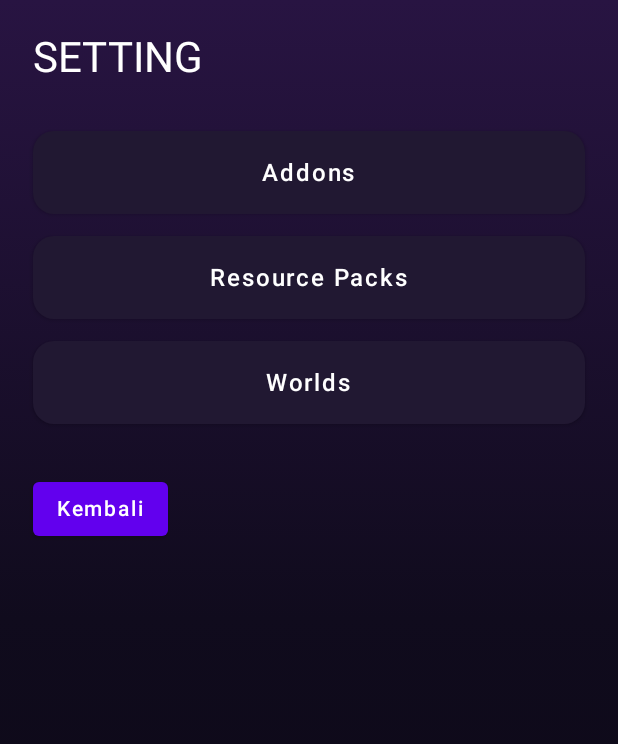
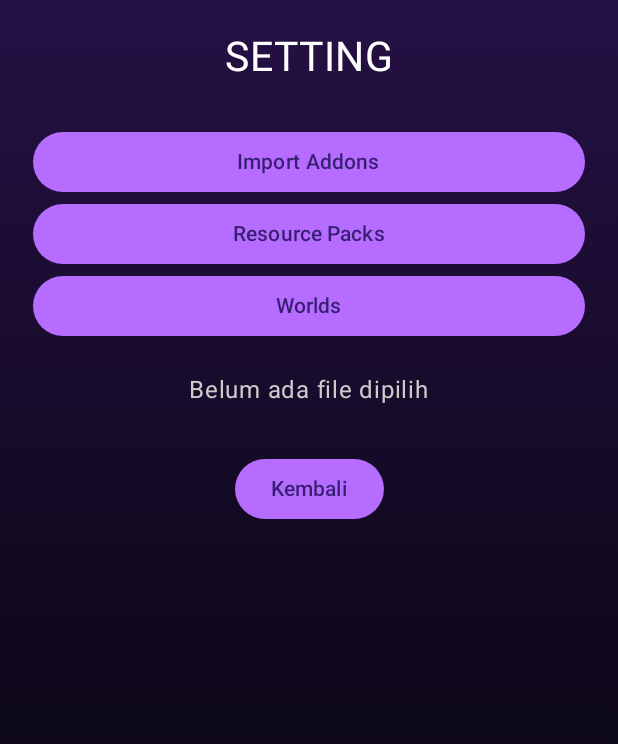
Before and after one commit to akbargggaming76-afk/Flarial-V2., an Android app built with Jetpack Compose: the screen it shows after launch (MainActivity), after a tap on "Setting", on a phone screen of 412 x 824 dp. Shown: the top 744 px of the screen. Run offline under Robolectric (Android 15) with nearby library versions, the phone set to English and light mode, and no system bars.

Commit message:
Update MainActivity.kt

```diff
--- a/app/src/main/java/com/flarial/v2/MainActivity.kt
+++ b/app/src/main/java/com/flarial/v2/MainActivity.kt
@@ -1,20 +1,18 @@
 
 package com.flarial.v2
 
-import android.app.Activity
 import android.content.Intent
+import android.content.pm.PackageManager
 import android.net.Uri
 import android.os.Bundle
-import android.widget.Toast
 import androidx.activity.ComponentActivity
 import androidx.activity.compose.setContent
 import androidx.activity.compose.rememberLauncherForActivityResult
 import androidx.activity.result.contract.ActivityResultContracts
 import androidx.compose.foundation.background
-import androidx.compose.foundation.clickable
 import androidx.compose.foundation.layout.*
 import androidx.compose.foundation.shape.RoundedCornerShape
-import androidx.compose.material.*
+import androidx.compose.material3.*
 import androidx.compose.runtime.*
 import androidx.compose.ui.Alignment
 import androidx.compose.ui.Modifier
@@ -30,116 +28,78 @@ class MainActivity : ComponentActivity() {
 
         setContent {
             FlarialApp(
-                onPlay = { launchMinecraft() }
+                onPlay = { openMinecraft() }
             )
         }
     }
 
-    private fun launchMinecraft() {
-        val intent = packageManager.getLaunchIntentForPackage(
-            "com.mojang.minecraftpe"
-        )
+    private fun openMinecraft() {
+        val packageName = "com.mojang.minecraftpe"
 
-        if (intent != null) {
-            startActivity(intent)
+        val launchIntent =
+            packageManager.getLaunchIntentForPackage(packageName)
+
+        if (launchIntent != null) {
+            startActivity(launchIntent)
         } else {
-            Toast.makeText(
+            android.widget.Toast.makeText(
                 this,
                 "Minecraft tidak ditemukan!",
-                Toast.LENGTH_LONG
+                android.widget.Toast.LENGTH_SHORT
             ).show()
         }
     }
 }
-
-private val Purple = Color(0xFF9B5CFF)
-private val Dark = Color(0xFF100B1D)
-private val CardColor = Color(0xFF211832)
 
 @Composable
 fun FlarialApp(onPlay: () -> Unit) {
 
     var page by remember { mutableStateOf("home") }
 
-    val context = androidx.compose.ui.platform.LocalContext.current
+    val background = Brush.verticalGradient(
+        colors = listOf(
+            Color(0xFF251044),
+            Color(0xFF10091E),
+            Color(0xFF080610)
+        )
+    )
 
-    var importType by remember { mutableStateOf("addon") }
-
-    val filePicker = rememberLauncherForActivityResult(
-        contract = ActivityResultContracts.OpenDocument()
-    ) { uri: Uri? ->
-        if (uri != null) {
-            val mimeIntent = Intent(Intent.ACTION_VIEW).apply {
-                setDataAndType(uri, "*/*")
-                addFlags(Intent.FLAG_GRANT_READ_URI_PERMISSION)
-            }
-
-            try {
-                context.startActivity(mimeIntent)
-            } catch (e: Exception) {
-                Toast.makeText(
-                    context,
-                    "Tidak dapat membuka file ini",
-                    Toast.LENGTH_LONG
-                ).show()
-            }
-        }
-    }
-
+    MaterialTheme(
+        colorScheme = darkColorScheme(
+            primary = Color(0xFFB56CFF),
+            secondary = Color(0xFF9B55E8),
+            background = Color(0xFF10091E)
+        )
+    ) {
         Box(
             modifier = Modifier
                 .fillMaxSize()
-            .background(
-                Brush.verticalGradient(
-                    listOf(
-                        Color(0xFF281442),
-                        Dark,
-                        Color(0xFF080610)
-                    )
-                )
-            )
+                .background(background)
                 .padding(22.dp)
         ) {
-
             when (page) {
-
                 "home" -> {
                     Column(
                         modifier = Modifier.fillMaxSize(),
                         horizontalAlignment = Alignment.CenterHorizontally,
                         verticalArrangement = Arrangement.Center
                     ) {
-
                         Text(
                             "FLARIAL V2",
                             color = Color.White,
-                        fontSize = 34.sp
+                            fontSize = 30.sp
                         )
 
-                    Spacer(Modifier.height(12.dp))
-
-                    Text(
-                        "Minecraft Bedrock Companion",
-                        color = Purple
-                    )
-
-                    Spacer(Modifier.height(55.dp))
+                        Spacer(Modifier.height(50.dp))
 
                         Button(
                             onClick = onPlay,
                             modifier = Modifier
                                 .fillMaxWidth()
-                            .height(58.dp),
-                        colors = ButtonDefaults.buttonColors(
-                            backgroundColor = Purple
-                        ),
+                                .height(65.dp),
                             shape = RoundedCornerShape(18.dp)
                         ) {
-                        Text(
-                            "PLAY",
-                            color = Color.White,
-                            fontSize = 20.sp
-                        )
+                            Text("PLAY", fontSize = 22.sp)
                         }
 
                         Spacer(Modifier.height(12.dp))
@@ -149,76 +109,25 @@ fun FlarialApp(onPlay: () -> Unit) {
                             color = Color.LightGray
                         )
 
-                    Spacer(Modifier.height(65.dp))
+                        Spacer(Modifier.height(60.dp))
 
                         Row(
-                        modifier = Modifier.fillMaxWidth(),
-                        horizontalArrangement = Arrangement.SpaceEvenly
+                            horizontalArrangement = Arrangement.spacedBy(12.dp)
                         ) {
-                        Button(
-                            onClick = { page = "settings" },
-                            colors = ButtonDefaults.buttonColors(
-                                backgroundColor = CardColor
-                            )
-                        ) {
-                            Text("Setting", color = Color.White)
+                            Button(onClick = { page = "settings" }) {
+                                Text("Setting")
                             }
 
-                        Button(
-                            onClick = { page = "about" },
-                            colors = ButtonDefaults.buttonColors(
-                                backgroundColor = CardColor
-                            )
-                        ) {
-                            Text("Tentang", color = Color.White)
+                            Button(onClick = { page = "about" }) {
+                                Text("Tentang")
                             }
                         }
                     }
                 }
 
-            "settings" -> {
-                Column(
-                    modifier = Modifier.fillMaxSize()
-                ) {
-
-                    Text(
-                        "SETTING",
-                        color = Color.White,
-                        fontSize = 28.sp
+                "settings" -> SettingsPage(
+                    onBack = { page = "home" }
                 )
-
-                    Spacer(Modifier.height(25.dp))
-
-                    ImportButton("Addons") {
-                        importType = "addon"
-                        filePicker.launch(
-                            arrayOf("*/*")
-                        )
-                    }
-
-                    ImportButton("Resource Packs") {
-                        importType = "resource"
-                        filePicker.launch(
-                            arrayOf("*/*")
-                        )
-                    }
-
-                    ImportButton("Worlds") {
-                        importType = "world"
-                        filePicker.launch(
-                            arrayOf("*/*")
-                        )
-                    }
-
-                    Spacer(Modifier.height(25.dp))
-
-                    Button(
-                        onClick = { page = "home" }
-                    ) {
-                        Text("Kembali")
-                    }
-                }
-            }
 
                 "about" -> {
                     Column(
@@ -226,34 +135,24 @@ fun FlarialApp(onPlay: () -> Unit) {
                         horizontalAlignment = Alignment.CenterHorizontally,
                         verticalArrangement = Arrangement.Center
                     ) {
+                        Text(
+                            "Tentang FLARIAL V2",
+                            color = Color.White,
+                            fontSize = 24.sp
+                        )
+
+                        Spacer(Modifier.height(15.dp))
 
                         Text(
-                        "TENTANG FLARIAL V2",
-                        color = Color.White,
-                        fontSize = 25.sp
-                    )
-
-                    Spacer(Modifier.height(20.dp))
-
-                    Text(
-                        "FLARIAL V2 v0.1",
-                        color = Purple,
-                        fontSize = 19.sp
-                    )
-
-                    Spacer(Modifier.height(12.dp))
-
-                    Text(
-                        "Minecraft Bedrock Companion App",
+                            "Minecraft Bedrock Companion",
                             color = Color.LightGray
                         )
 
-                    Spacer(Modifier.height(35.dp))
+                        Spacer(Modifier.height(30.dp))
 
-                    Button(
-                        onClick = { page = "home" }
-                    ) {
+                        Button(onClick = { page = "home" }) {
                             Text("Kembali")
+                        }
                     }
                 }
             }
@@ -262,25 +161,81 @@ fun FlarialApp(onPlay: () -> Unit) {
 }
 
 @Composable
-fun ImportButton(
-    title: String,
-    onClick: () -> Unit
-) {
-    Button(
-        onClick = onClick,
-        modifier = Modifier
-            .fillMaxWidth()
-            .padding(vertical = 7.dp)
-            .height(55.dp),
-        colors = ButtonDefaults.buttonColors(
-            backgroundColor = CardColor
-        ),
-        shape = RoundedCornerShape(14.dp)
+fun SettingsPage(onBack: () -> Unit) {
+
+    var selectedFiles by remember {
+        mutableStateOf("Belum ada file dipilih")
+    }
+
+    val filePicker =
+        rememberLauncherForActivityResult(
+            contract = ActivityResultContracts.OpenDocument()
+        ) { uri: Uri? ->
+            if (uri != null) {
+                selectedFiles = uri.lastPathSegment ?: "File dipilih"
+            }
+        }
+
+    Column(
+        modifier = Modifier.fillMaxSize(),
+        horizontalAlignment = Alignment.CenterHorizontally
     ) {
         Text(
-            title,
+            "SETTING",
             color = Color.White,
-            fontSize = 16.sp
+            fontSize = 27.sp
         )
+
+        Spacer(Modifier.height(30.dp))
+
+        Button(
+            onClick = {
+                filePicker.launch(
+                    arrayOf(
+                        "application/octet-stream",
+                        "application/zip",
+                        "*/*"
+                    )
+                )
+            },
+            modifier = Modifier.fillMaxWidth()
+        ) {
+            Text("Import Addons")
+        }
+
+        Button(
+            onClick = {
+                filePicker.launch(
+                    arrayOf("*/*")
+                )
+            },
+            modifier = Modifier.fillMaxWidth()
+        ) {
+            Text("Resource Packs")
+        }
+
+        Button(
+            onClick = {
+                filePicker.launch(
+                    arrayOf("*/*")
+                )
+            },
+            modifier = Modifier.fillMaxWidth()
+        ) {
+            Text("Worlds")
+        }
+
+        Spacer(Modifier.height(20.dp))
+
+        Text(
+            selectedFiles,
+            color = Color.LightGray
+        )
+
+        Spacer(Modifier.height(30.dp))
+
+        Button(onClick = onBack) {
+            Text("Kembali")
         }
     }
+}
```
Lines whose indentation alone changed are shown as unchanged.
